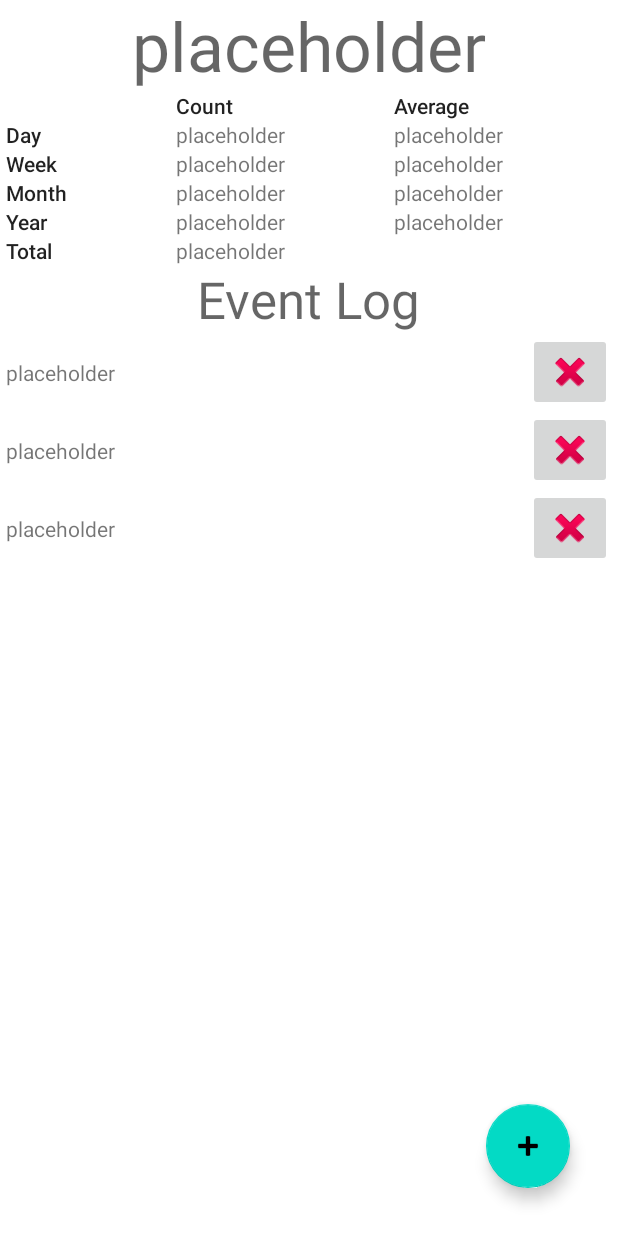
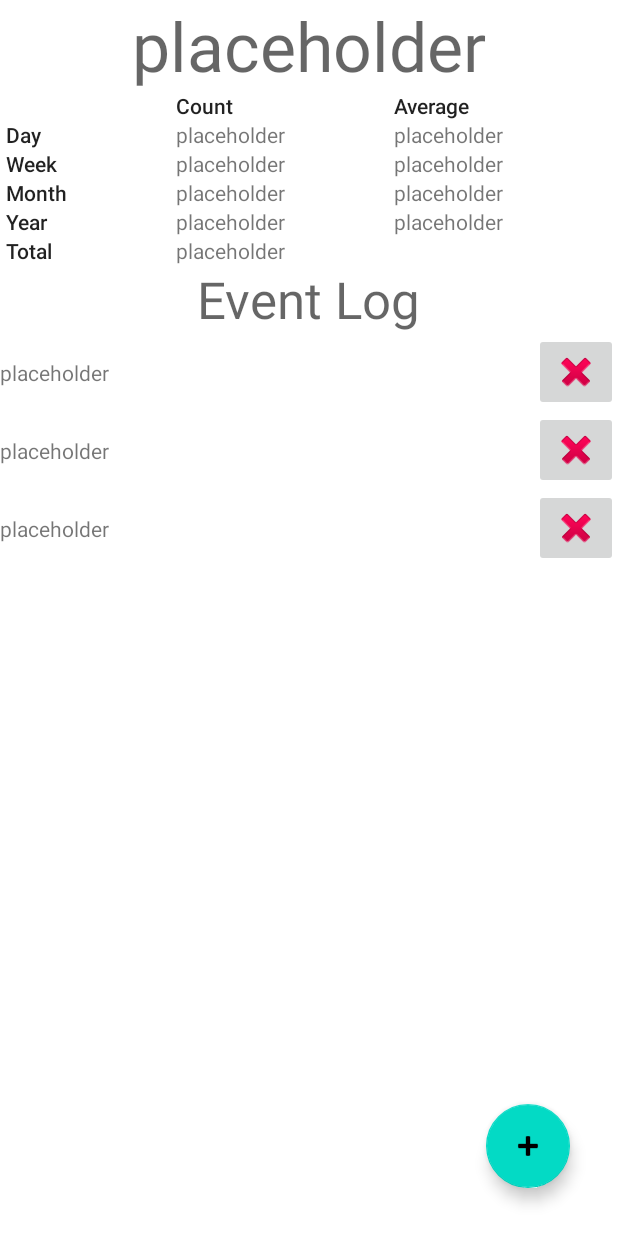
Before and after one commit to davjgardner/ButtonJournal, an Android app: the layout activity_view_event.xml on its own in the app's theme, with its tools: preview values and no code run, on a phone screen of 412 x 824 dp. Run offline under Robolectric (Android 15) with nearby library versions, the phone set to English and light mode, and no system bars.

Commit message:
Set RecyclerView dimensions to special value 0dp (match constraints).
This fixes a bug where the list would extend off of the bottom of the screen.

```diff
--- a/app/src/main/res/layout/activity_main.xml
+++ b/app/src/main/res/layout/activity_main.xml
@@ -21,8 +21,8 @@
 
     <androidx.recyclerview.widget.RecyclerView
         android:id="@+id/eventListView"
-        android:layout_width="match_parent"
-        android:layout_height="match_parent"
+        android:layout_width="0dp"
+        android:layout_height="0dp"
         app:layout_constraintBottom_toBottomOf="parent"
         app:layout_constraintEnd_toEndOf="parent"
         app:layout_constraintHorizontal_bias="1.0"
--- a/app/src/main/res/layout/activity_view_event.xml
+++ b/app/src/main/res/layout/activity_view_event.xml
@@ -19,7 +19,7 @@
 
     <TableLayout
         android:id="@+id/tableLayout"
-        android:layout_width="match_parent"
+        android:layout_width="0dp"
         android:layout_height="wrap_content"
         android:paddingStart="@dimen/base_padding"
         android:paddingEnd="@dimen/base_padding"
@@ -47,6 +47,7 @@
                 android:layout_height="wrap_content"
                 android:text="@string/label_average"
                 android:textAppearance="@style/TextAppearance.AppCompat.Body2" />
+
         </TableRow>
 
         <TableRow
@@ -143,7 +144,7 @@
 
         <TableRow
             android:layout_width="match_parent"
-            android:layout_height="match_parent" >
+            android:layout_height="match_parent">
 
             <TextView
                 android:layout_width="wrap_content"
@@ -159,18 +160,6 @@
 
         </TableRow>
     </TableLayout>
-
-    <androidx.recyclerview.widget.RecyclerView
-        android:id="@+id/event_list"
-        android:layout_width="match_parent"
-        android:layout_height="wrap_content"
-        android:paddingStart="@dimen/base_padding"
-        android:paddingEnd="@dimen/base_padding"
-        android:layout_marginBottom="?attr/actionBarSize"
-        app:layout_constraintEnd_toEndOf="parent"
-        app:layout_constraintStart_toStartOf="parent"
-        app:layout_constraintTop_toBottomOf="@+id/title_event_log"
-        tools:listitem="@layout/event_view" />
 
     <TextView
         android:id="@+id/title_event_log"
@@ -195,4 +184,14 @@
         app:srcCompat="@android:drawable/ic_input_add"
         android:focusable="true" />
 
+    <androidx.recyclerview.widget.RecyclerView
+        android:id="@+id/event_list"
+        android:layout_width="0dp"
+        android:layout_height="0dp"
+        app:layout_constraintBottom_toBottomOf="parent"
+        app:layout_constraintEnd_toEndOf="parent"
+        app:layout_constraintStart_toStartOf="parent"
+        app:layout_constraintTop_toBottomOf="@+id/title_event_log"
+        tools:listitem="@layout/event_view" />
+
 </androidx.constraintlayout.widget.ConstraintLayout>
```
